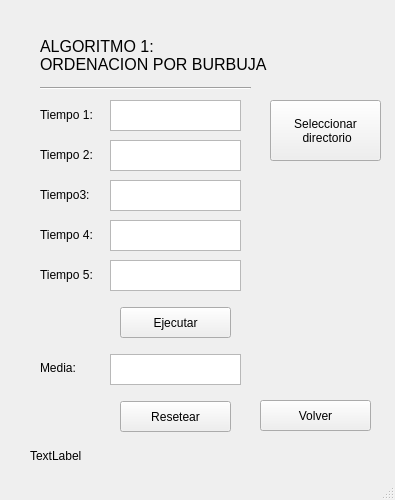
Qt form practica3/ventanaordenacion.ui (ValentinUnileon/practica3Arco) before a commit.
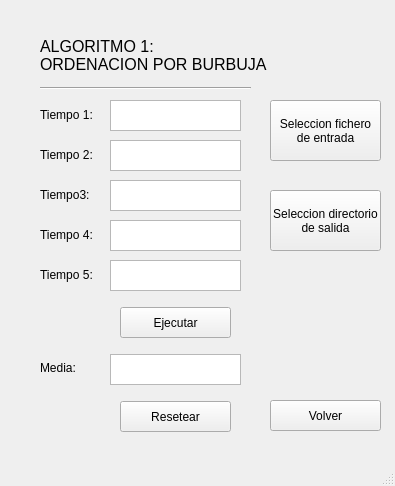
The same form after that commit.

The edit to the form file:
```diff
--- a/practica3/ventanaordenacion.ui
+++ b/practica3/ventanaordenacion.ui
@@ -7,7 +7,7 @@
     <x>0</x>
     <y>0</y>
     <width>395</width>
-    <height>500</height>
+    <height>486</height>
    </rect>
   </property>
   <property name="windowTitle">
@@ -181,7 +181,7 @@
    <widget class="QPushButton" name="botonVolver">
     <property name="geometry">
      <rect>
-      <x>260</x>
+      <x>270</x>
       <y>400</y>
       <width>111</width>
       <height>31</height>
@@ -223,19 +223,6 @@
      <enum>Qt::Horizontal</enum>
     </property>
    </widget>
-   <widget class="QLabel" name="resultado">
-    <property name="geometry">
-     <rect>
-      <x>30</x>
-      <y>440</y>
-      <width>311</width>
-      <height>31</height>
-     </rect>
-    </property>
-    <property name="text">
-     <string>TextLabel</string>
-    </property>
-   </widget>
    <widget class="QPushButton" name="botonDirectorio">
     <property name="geometry">
      <rect>
@@ -246,8 +233,22 @@
      </rect>
     </property>
     <property name="text">
-     <string>Seleccionar 
- directorio</string>
+     <string>Seleccion fichero 
+de entrada</string>
+    </property>
+   </widget>
+   <widget class="QPushButton" name="botonDirectorio_2">
+    <property name="geometry">
+     <rect>
+      <x>270</x>
+      <y>190</y>
+      <width>111</width>
+      <height>61</height>
+     </rect>
+    </property>
+    <property name="text">
+     <string>Seleccion directorio 
+de salida</string>
     </property>
    </widget>
   </widget>
```
Left out of the diff: 2 changed lines with no effect on the pictures.
